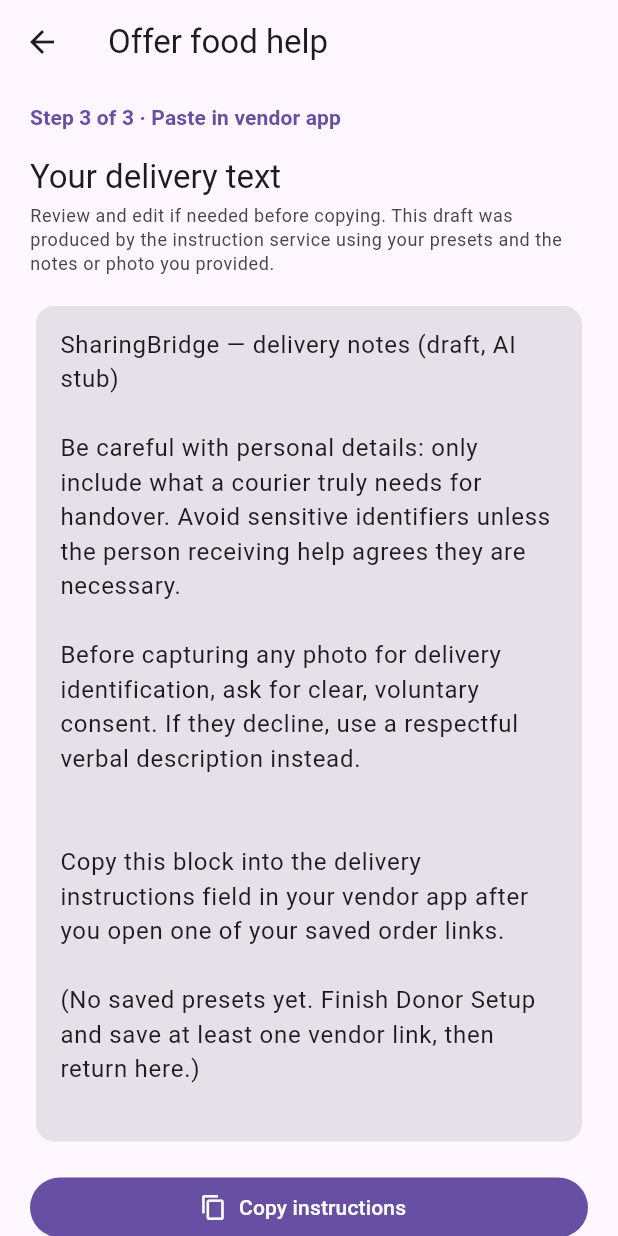
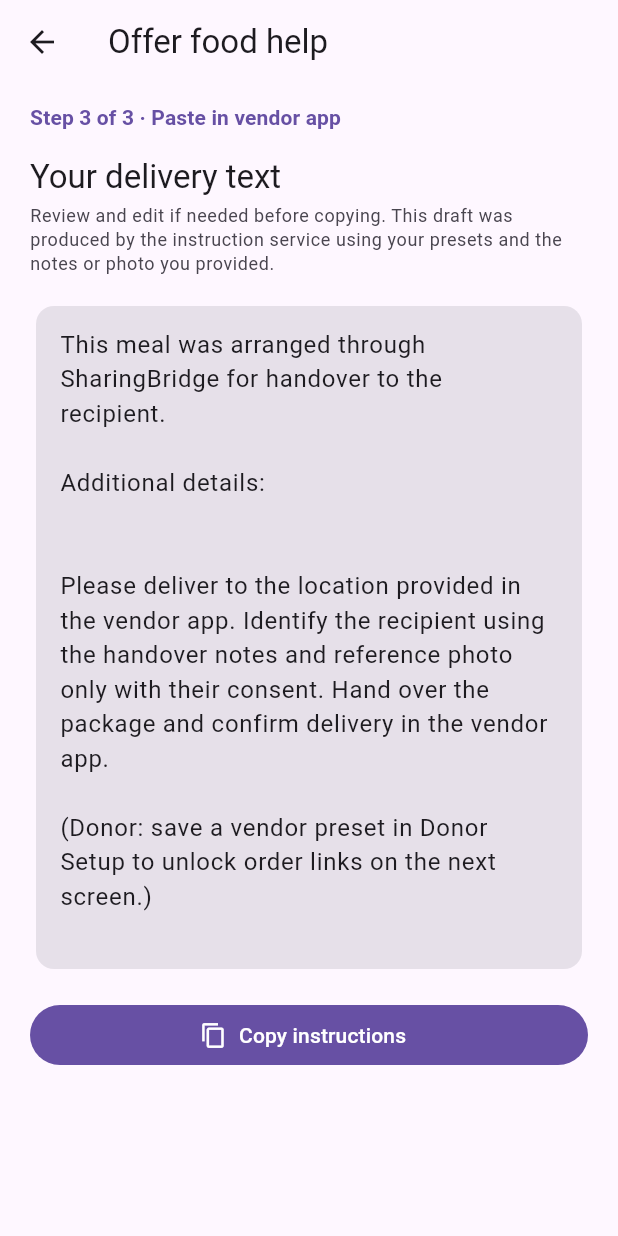
Before and after one commit to sharebridge/sharebridge-mobile-app, a Flutter app: the DonorSeekerInteractionPage screen opened directly, after a tap on "Continue to photo and instructions", after a tap on "Get AI delivery instructions", on a phone screen of 412 x 824 dp. Run offline on Flutter 3.47's test engine with Material 3 defaults, Android fonts, the phone set to English and light mode, and no system bars; our stand-ins replace image_picker, shared_preferences; accounts and stored records are empty; network calls fail.

Commit message:
fix: donor setup links, custom order URL, courier-only instructions
Vendor search links, optional pasted order URL override, and instruction stub without donor-only copy in step 3.

Co-authored-by: Cursor <cursoragent@cursor.com>

```diff
--- a/lib/features/donor_seeker_interaction/application/delivery_instruction_stub.dart
+++ b/lib/features/donor_seeker_interaction/application/delivery_instruction_stub.dart
@@ -1,66 +1,49 @@
 import '../../donor_setup/domain/models/donor_preset.dart';
 
-/// MVP placeholder for an AI-generated delivery instruction block.
-/// Replace with integration-service / model call when the pipeline exists.
+/// Local fallback when instruction-pack API is unreachable (courier-facing only).
 String buildDeliveryInstructionsStub(
   List<DonorPreset> presets, {
   bool referencePhotoIncluded = false,
   String? verbalHandoverNotes,
 }) {
   final buffer = StringBuffer()
-    ..writeln('SharingBridge — delivery notes (draft, AI stub)')
-    ..writeln('')
     ..writeln(
-      'Be careful with personal details: only include what a courier truly '
-      'needs for handover. Avoid sensitive identifiers unless the person '
-      'receiving help agrees they are necessary.',
-    )
-    ..writeln('')
-    ..writeln(
-      'Before capturing any photo for delivery identification, ask for '
-      'clear, voluntary consent. If they decline, use a respectful verbal '
-      'description instead.',
+      'This meal was arranged through SharingBridge for handover to the recipient.',
     )
     ..writeln('');
 
   if (referencePhotoIncluded) {
-    buffer
-      ..writeln('')
-      ..writeln(
-        'Reference: a photo was attached for this request. When the vision '
-        'API is connected, it will inform wording here; today this line is '
-        'only a placeholder.',
-      );
+    buffer.writeln(
+      'Reference photo: available to delivery partner per app policy.',
+    );
+    buffer.writeln('');
   }
 
   final trimmedVerbal = verbalHandoverNotes?.trim();
   if (trimmedVerbal != null && trimmedVerbal.isNotEmpty) {
     buffer
-      ..writeln('')
-      ..writeln('Handover notes you entered:')
-      ..writeln(trimmedVerbal);
+      ..writeln('Handover notes: $trimmedVerbal')
+      ..writeln('');
   }
 
   buffer
+    ..writeln('Additional details:')
+    ..writeln('')
     ..writeln('')
     ..writeln(
-      'Copy this block into the delivery instructions field in your vendor '
-      'app after you open one of your saved order links.',
-    )
-    ..writeln('');
+      'Please deliver to the location provided in the vendor app. '
+      'Identify the recipient using the handover notes and reference photo '
+      'only with their consent. Hand over the package and confirm delivery '
+      'in the vendor app.',
+    );
 
+  // Presets are used by the app UI (Open … buttons), not embedded in courier text.
   if (presets.isEmpty) {
+    buffer.writeln('');
     buffer.writeln(
-      '(No saved presets yet. Finish Donor Setup and save at least one vendor '
-      'link, then return here.)',
+      '(Donor: save a vendor preset in Donor Setup to unlock order links on the next screen.)',
     );
-    return buffer.toString();
   }
 
-  buffer.writeln('Your saved order shortcuts:');
-  for (final DonorPreset p in presets) {
-    final items = p.menuItems.isEmpty ? '(menu not listed)' : p.menuItems.join(', ');
-    buffer.writeln('- ${p.restaurantName} (${p.appName}): $items');
-  }
   return buffer.toString();
 }
```
Also changed, not shown: lib/features/donor_setup/presentation/pages/donor_setup_page.dart (+42 -11 lines), 1 other file.
